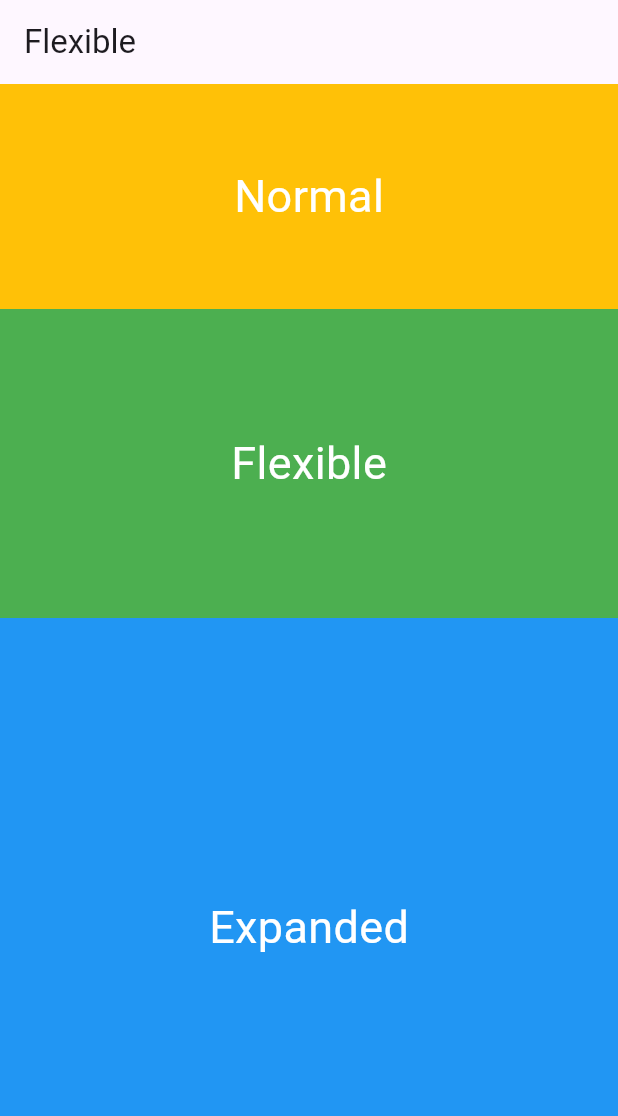
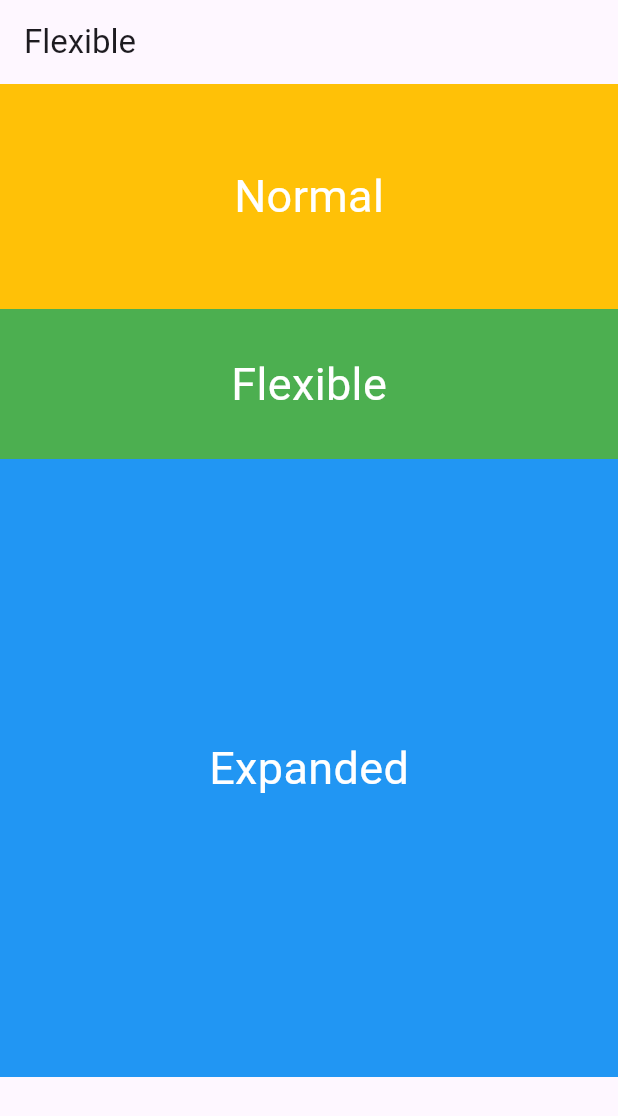
Before and after one commit to contrapoetra/mobile-programming-3, a Flutter app: the screen it shows after launch, on a phone screen of 412 x 824 dp. Shown: the top 1116 px of the screen. Run offline on Flutter 3.47's test engine with Material 3 defaults, Android fonts, the light colour scheme and no system bars.

Commit message:
Update main.dart

```diff
--- a/lib/main.dart
+++ b/lib/main.dart
@@ -15,7 +15,7 @@ class MyApp extends StatelessWidget {
           children: [
             _kotakUji(Colors.amber, 150, 'Normal'),
             Flexible(
-              fit: FlexFit.tight,
+              fit: FlexFit.loose,
               flex: 1,
               child: _kotakUji(Colors.green, 100, 'Flexible')
             ),
```
